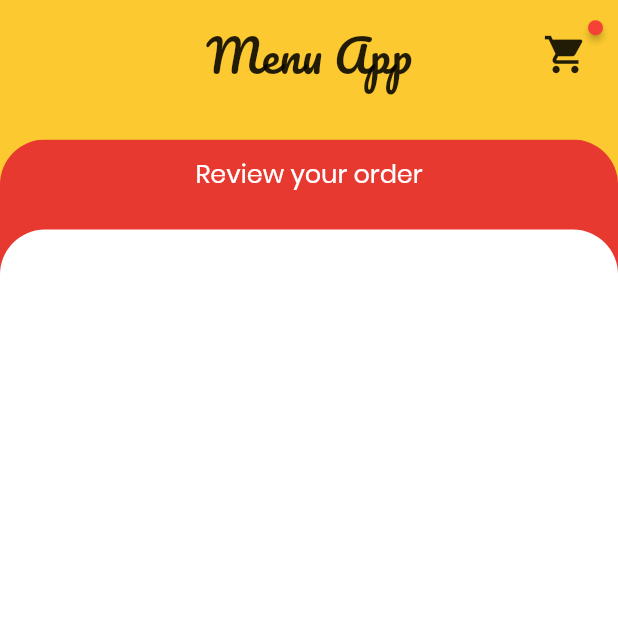
After one commit to SkewerSpot/ss-menu-app, a Flutter app: the screen it shows after launch, scrolled down 576 dp, after a tap on the "shopping cart" icon, on a phone screen of 412 x 824 dp, the top half of it. The commit adds this screen. Run offline on Flutter 3.47's test engine with Material 2 defaults, Android fonts, the phone set to English and light mode, and no system bars; drawn by our look-alikes of badges.

Commit message:
Add scaffolding for cart screen
* Add CartScreen widget
* Define app-level routes
* Set cart icon in topbar to navigate to CartScreen on tap
* Fix 'multiple heroes that share the same tag' issue in item card

```diff
--- a/lib/main.dart
+++ b/lib/main.dart
@@ -1,6 +1,7 @@
 import 'package:flutter/material.dart';
 import 'package:provider/provider.dart';
 import 'package:ss_menu/data/outlets.dart';
+import 'package:ss_menu/screens/cart_screen.dart';
 import 'package:ss_menu/screens/menu_screen.dart';
 import 'package:ss_menu/models/app_state.dart';
 
@@ -27,7 +28,11 @@ class _SSMenuAppState extends State<SSMenuApp> {
       builder: (context) => this.appState,
       child: MaterialApp(
         theme: ThemeData(fontFamily: 'Poppins'),
-        home: MenuScreen(),
+        routes: {
+          MenuScreen.id: (context) => MenuScreen(),
+          CartScreen.id: (context) => CartScreen(),
+        },
+        initialRoute: MenuScreen.id,
       ),
     );
   }
--- /dev/null
+++ b/lib/screens/cart_screen.dart
@@ -0,0 +1,79 @@
+import 'package:flutter/material.dart';
+import 'package:ss_menu/constants.dart';
+import 'package:ss_menu/widgets/screen_top_bar.dart';
+
+class CartScreen extends StatelessWidget {
+  static final String id = 'cart';
+
+  @override
+  Widget build(BuildContext context) {
+    return Scaffold(
+      backgroundColor: kThemeColorYellow,
+      body: SafeArea(
+        child: Column(
+          children: <Widget>[
+            Padding(
+              padding: EdgeInsets.symmetric(
+                horizontal: 20.0,
+                vertical: 10.0,
+              ),
+              child: ScreenTopBar(),
+            ),
+            SizedBox(
+              height: 20.0,
+            ),
+            Expanded(
+              child: ClipRRect(
+                borderRadius: BorderRadius.only(
+                  topLeft: Radius.circular(30.0),
+                  topRight: Radius.circular(30.0),
+                ),
+                child: Container(
+                  color: kThemeColorRed,
+                  height: double.infinity,
+                  child: Column(
+                    crossAxisAlignment: CrossAxisAlignment.stretch,
+                    children: <Widget>[
+                      Padding(
+                        padding: EdgeInsets.symmetric(
+                          vertical: 10.0,
+                          horizontal: 20.0,
+                        ),
+                        child: Text(
+                          'Review your order',
+                          textAlign: TextAlign.center,
+                          style: TextStyle(
+                            color: Colors.white,
+                            fontSize: 17.0,
+                          ),
+                        ),
+                      ),
+                      Expanded(
+                        child: Container(
+                          margin: EdgeInsets.only(top: 15.0),
+                          padding: EdgeInsets.only(
+                            top: 10.0,
+                            left: 20.0,
+                            right: 20.0,
+                          ),
+                          decoration: BoxDecoration(
+                            color: Colors.white,
+                            borderRadius: BorderRadius.only(
+                              topLeft: Radius.circular(30.0),
+                              topRight: Radius.circular(30.0),
+                            ),
+                          ),
+                          child: Container(),
+                        ),
+                      ),
+                    ],
+                  ),
+                ),
+              ),
+            ),
+          ],
+        ),
+      ),
+    );
+  }
+}
--- a/lib/screens/menu_screen.dart
+++ b/lib/screens/menu_screen.dart
@@ -4,6 +4,8 @@ import 'package:ss_menu/widgets/screen_top_bar.dart';
 import 'package:ss_menu/widgets/outlets_tab_view.dart';
 
 class MenuScreen extends StatelessWidget {
+  static final String id = 'menu';
+
   @override
   Widget build(BuildContext context) {
     return Scaffold(
--- a/lib/widgets/menu_item_card.dart
+++ b/lib/widgets/menu_item_card.dart
@@ -57,13 +57,14 @@ class MenuItemCard extends StatelessWidget {
               Container(
                 width: 35.0,
                 height: 35.0,
-                child: FloatingActionButton(
-                  backgroundColor: kThemeColorPurple,
+                child: FlatButton(
+                  padding: EdgeInsets.all(0.0),
+                  color: kThemeColorPurple,
                   child: Icon(
                     Icons.add,
                     size: 25.0,
+                    color: Colors.white,
                   ),
-                  elevation: 0.0,
                   shape: RoundedRectangleBorder(
                     borderRadius: BorderRadius.circular(13.0),
                   ),
--- a/lib/widgets/screen_top_bar.dart
+++ b/lib/widgets/screen_top_bar.dart
@@ -2,6 +2,7 @@ import 'package:flutter/material.dart';
 import 'package:badges/badges.dart';
 import 'package:provider/provider.dart';
 import 'package:ss_menu/models/app_state.dart';
+import 'package:ss_menu/screens/cart_screen.dart';
 
 class ScreenTopBar extends StatelessWidget {
   @override
@@ -22,7 +23,13 @@ class ScreenTopBar extends StatelessWidget {
             fontSize: 30.0,
           ),
         ),
-        Badge(
+        GestureDetector(
+          onTap: () {
+            final String currentRoute = ModalRoute.of(context).settings.name;
+            if (currentRoute != CartScreen.id)
+              Navigator.pushNamed(context, CartScreen.id);
+          },
+          child: Badge(
             animationType: BadgeAnimationType.scale,
             badgeContent: appState.getCartSize() > 0
                 ? Text(
@@ -35,6 +42,7 @@ class ScreenTopBar extends StatelessWidget {
               size: 30.0,
             ),
           ),
+        ),
       ],
     );
   }
```
Lines whose indentation alone changed are shown as unchanged.
